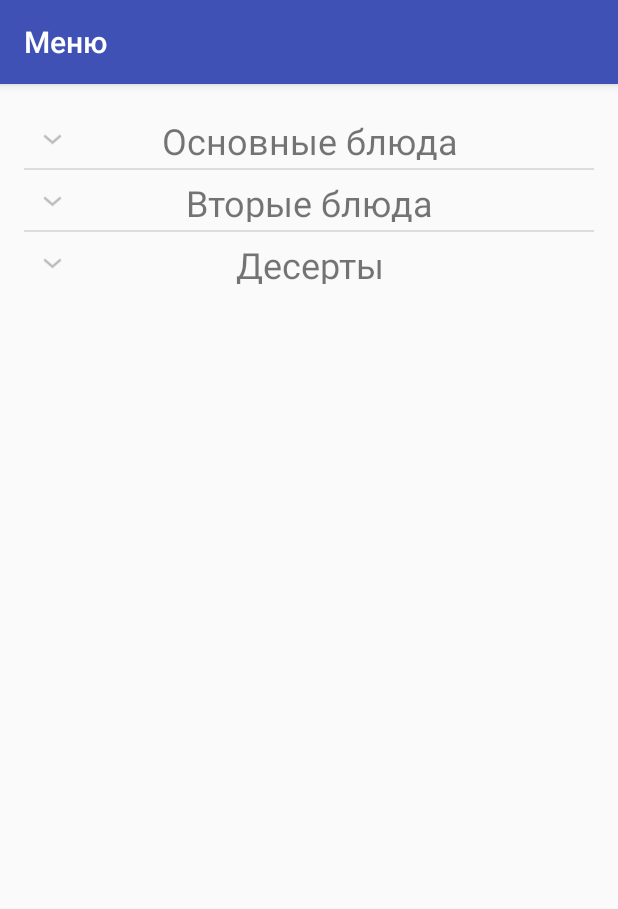
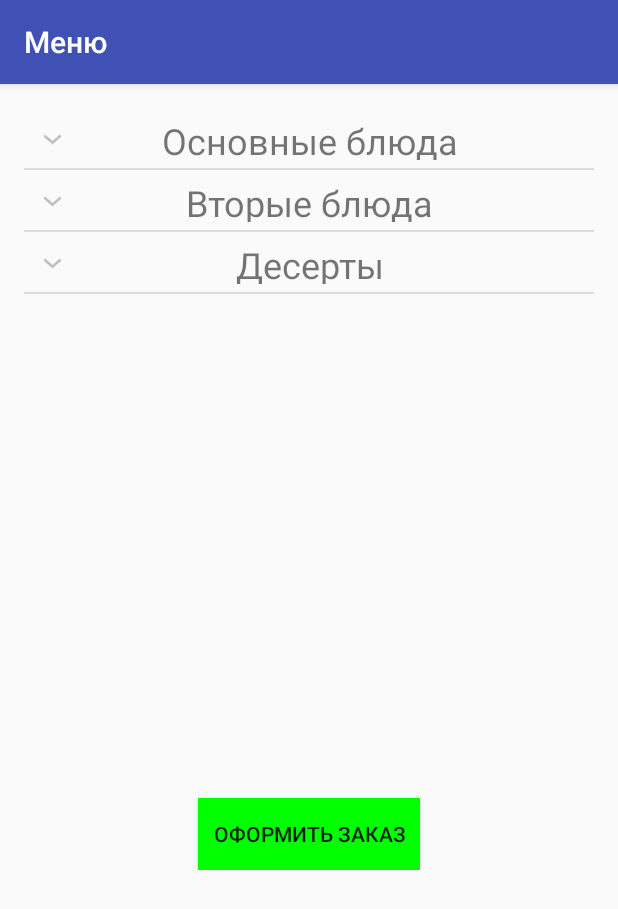
Before and after one commit to Sdernal/RestoSam, an Android app: the screen it shows after launch (MenuActivity), after a tap on "ПРИМЕР МЕНЮ", on a phone screen of 412 x 824 dp. Shown: the top 909 px of the screen. Run offline under Robolectric (Android 15) with nearby library versions, the phone set to English and light mode, and no system bars; 8 statements that could not run were skipped.

Commit message:
Finished with menu and order

```diff
--- a/RestoSam/app/src/main/AndroidManifest.xml
+++ b/RestoSam/app/src/main/AndroidManifest.xml
@@ -16,7 +16,7 @@
             </intent-filter>
         </activity>
         <activity android:name=".SecondActivity" />
-        <activity android:name=".MenuActivity" />
+        <activity android:name=".Menu.MenuActivity" />
         <activity
             android:name=".RestaurantActivity"
             android:label="@string/title_activity_restaurant"
@@ -26,6 +26,7 @@
                 android:name="android.support.PARENT_ACTIVITY"
                 android:value="com.example.sdern_000.restosam.MainActivity" />
         </activity>
+        <activity android:name=".Order.OrderActivity"></activity>
     </application>
 
 </manifest>
--- a/RestoSam/app/src/main/java/com/example/sdern_000/restosam/MainActivity.java
+++ b/RestoSam/app/src/main/java/com/example/sdern_000/restosam/MainActivity.java
@@ -1,15 +1,13 @@
 package com.example.sdern_000.restosam;
 
 import android.content.Intent;
-import android.graphics.Color;
-import android.support.v4.app.FragmentActivity;
 import android.support.v7.app.AppCompatActivity;
 import android.os.Bundle;
 import android.view.View;
 import android.widget.Button;
-import android.widget.EditText;
 import android.view.View.OnClickListener;
-import android.widget.ImageView;
+
+import com.example.sdern_000.restosam.Menu.MenuActivity;
 
 public class MainActivity extends AppCompatActivity implements OnClickListener {
     public final static String EXTRA_MESSAGE = "com.example.myfirstapp.MESSAGE";
--- a/RestoSam/app/src/main/java/com/example/sdern_000/restosam/Menu.java
+++ b/RestoSam/app/src/main/java/com/example/sdern_000/restosam/Menu/Menu.java
@@ -1,4 +1,6 @@
-package com.example.sdern_000.restosam;
+package com.example.sdern_000.restosam.Menu;
+
+import com.example.sdern_000.restosam.Dish;
 
 import java.util.ArrayList;
 import java.util.HashMap;
@@ -61,4 +63,7 @@ public class Menu {
         return childData;
     }
 
+    public Dish GetDish(String name) {
+        return dishMap.get(name);
+    }
 }
--- /dev/null
+++ b/RestoSam/app/src/main/java/com/example/sdern_000/restosam/Menu/MenuActivity.java
@@ -0,0 +1,127 @@
+package com.example.sdern_000.restosam.Menu;
+
+
+import android.app.Dialog;
+import android.content.DialogInterface;
+import android.content.Intent;
+import android.support.v7.app.AlertDialog;
+import android.support.v7.app.AppCompatActivity;
+import android.os.Bundle;
+
+import java.util.ArrayList;
+import java.util.HashMap;
+
+import android.view.View;
+import android.widget.Button;
+import android.widget.ExpandableListView;
+import android.widget.ImageView;
+import android.widget.LinearLayout;
+import android.widget.TextView;
+import android.widget.Toast;
+
+import com.example.sdern_000.restosam.ExpListAdapter;
+import com.example.sdern_000.restosam.Order.Order;
+import com.example.sdern_000.restosam.Order.OrderActivity;
+import com.example.sdern_000.restosam.R;
+
+
+public class MenuActivity extends AppCompatActivity {
+
+    ExpandableListView elvMain;
+    MenuAdapterHelper ah;
+    ExpListAdapter adapter;
+    int btn;
+    LinearLayout view;
+    TextView tvCount;
+    ArrayList<Object> attr;
+    Order order;
+    final int DIALOG = 1;
+    /** Called when the activity is first created. */
+    public void onCreate(Bundle savedInstanceState) {
+        super.onCreate(savedInstanceState);
+        setTitle(R.string.menu_header);
+        setContentView(R.layout.activity_menu);
+        order = new Order();
+        ah = new MenuAdapterHelper(this);
+        adapter = ah.getAdapter();
+
+        elvMain = (ExpandableListView) findViewById(R.id.elvMain);
+        elvMain.setAdapter(adapter);
+
+        elvMain.setOnChildClickListener(new ExpandableListView.OnChildClickListener() {
+            @Override
+            public boolean onChildClick(ExpandableListView parent, View v, int groupPosition, int childPosition, long id) {
+                attr = ah.getChildText(groupPosition,childPosition);
+                btn = v.getId();
+                showDialog(DIALOG);
+                return false;
+            }
+        });
+
+        Button orderButton = (Button)findViewById(R.id.order_button);
+
+        View.OnClickListener btlistener = new View.OnClickListener() {
+            @Override
+            public void onClick(View v) {
+                Order.orderMap = new HashMap<String, Order>();
+                Order.orderMap.put("Order", order);
+                Intent OrderIntent = new Intent(MenuActivity.this, OrderActivity.class);
+                OrderIntent.putExtra("order", "Order");
+                startActivity(OrderIntent);
+            }
+        };
+
+        orderButton.setOnClickListener(btlistener);
+    }
+
+    @Override
+    protected Dialog onCreateDialog(int id) {
+        AlertDialog.Builder adb = new AlertDialog.Builder(this);
+
+        view = (LinearLayout) getLayoutInflater()
+                .inflate(R.layout.dialog_item, null);
+
+        adb.setView(view);
+
+        TextView dialogName = (TextView) view.findViewById(R.id.dialogName);
+        dialogName.setText((String)attr.get(0));
+
+        TextView dialogPrice = (TextView) view.findViewById(R.id.dialogPrice);
+        dialogPrice.setText((String)attr.get(1));
+
+        ImageView dialogPicture = (ImageView) view.findViewById(R.id.dialogPicture);
+        dialogPicture.setImageResource((Integer)attr.get(2));
+        adb.setPositiveButton("Добавить в заказ", myClickListener);
+        adb.setNegativeButton("Закрыть",myClickListener);
+        return adb.create();
+    }
+
+    DialogInterface.OnClickListener myClickListener = new DialogInterface.OnClickListener() {
+        public void onClick(DialogInterface dialog, int which) {
+            switch (which) {
+                // положительная кнопка
+                case Dialog.BUTTON_POSITIVE:
+                    order.AddDish(ah.GetDish((String)attr.get(0)));
+                    Toast.makeText(getApplicationContext(), "Блюдо " + attr.get(0).toString() + " добавлено в заказ", Toast.LENGTH_SHORT).show();
+                    break;
+                case Dialog.BUTTON_NEGATIVE:
+                    break;
+
+            }
+        }
+    };
+    @Override
+    protected void onPrepareDialog(int id, Dialog dialog) {
+        super.onPrepareDialog(id, dialog);
+        if (id == DIALOG) {
+            TextView dialogName = (TextView) dialog.getWindow().findViewById(R.id.dialogName);
+            dialogName.setText((String)attr.get(0));
+
+            TextView dialogPrice = (TextView)  dialog.getWindow().findViewById(R.id.dialogPrice);
+            dialogPrice.setText((String)attr.get(1));
+
+            ImageView dialogPicture = (ImageView) dialog.getWindow().findViewById(R.id.dialogPicture);
+            dialogPicture.setImageResource((Integer)attr.get(2));
+        }
+    }
+}
--- a/RestoSam/app/src/main/java/com/example/sdern_000/restosam/MenuActivity.java
+++ b/RestoSam/app/src/main/java/com/example/sdern_000/restosam/Menu/MenuAdapterHelper.java
@@ -1,21 +1,16 @@
-package com.example.sdern_000.restosam;
+package com.example.sdern_000.restosam.Menu;
 
-import android.content.Intent;
-import android.support.v7.app.AppCompatActivity;
-import android.os.Bundle;
-import android.view.ViewGroup;
+import android.content.Context;
+
+import com.example.sdern_000.restosam.Dish;
+import com.example.sdern_000.restosam.ExpListAdapter;
+import com.example.sdern_000.restosam.Menu.Menu;
+import com.example.sdern_000.restosam.R;
 
 import java.util.ArrayList;
-import java.util.HashMap;
 import java.util.Map;
 
-import android.app.Activity;
-import android.os.Bundle;
-import android.widget.ExpandableListView;
-import android.widget.SimpleExpandableListAdapter;
-
-public class MenuActivity extends AppCompatActivity {
-
+public class MenuAdapterHelper {
     final String GROUP_NAME = "groupName";
     final String DISH_NAME = "dishName";
     final String DISH_PRICE = "dishPrice";
@@ -37,15 +32,16 @@ public class MenuActivity extends AppCompatActivity {
     ArrayList<Map<String, String>> groupData;
     ArrayList<ArrayList<Map<String, Object>>> childData;
 
-    ExpandableListView elvMain;
+    Context ctx;
+    Menu menu;
+    MenuAdapterHelper(Context _ctx) {
+        ctx = _ctx;
+    }
 
-    /** Called when the activity is first created. */
-    public void onCreate(Bundle savedInstanceState) {
-        super.onCreate(savedInstanceState);
-        setTitle(R.string.menu_header);
-        setContentView(R.layout.activity_menu);
+    ExpListAdapter adapter;
 
-        Menu menu = new Menu(groups);
+    ExpListAdapter getAdapter() {
+        menu = new Menu(groups);
         for (int i = 0 ; i < FirstDishes.length; i++) {
             Dish dish = new Dish(FirstDishes[i], FirstDishesPrices[i], FirstDishesPictures[i] );
             menu.AddDish("Основные блюда", dish);
@@ -66,8 +62,8 @@ public class MenuActivity extends AppCompatActivity {
         String childFrom[] = new String[] {DISH_NAME, DISH_PRICE, DISH_PICT};
         int childTo[] = new int[] {R.id.dishName, R.id.dishPrice, R.id.dishPicture};
 
-        ExpListAdapter adapter = new ExpListAdapter(
-                this,
+        adapter = new ExpListAdapter(
+                ctx,
                 groupData,
                 R.layout.menu_group_layout,
                 groupFrom,
@@ -77,7 +73,26 @@ public class MenuActivity extends AppCompatActivity {
                 childFrom,
                 childTo);
 
-        elvMain = (ExpandableListView) findViewById(R.id.elvMain);
-        elvMain.setAdapter(adapter);
+        return adapter;
+    }
+
+    String getGroupText(int groupPos) {
+        return ((Map<String,String>)(adapter.getGroup(groupPos))).get(GROUP_NAME);
+    }
+
+    ArrayList<Object> getChildText(int groupPos, int childPos) {
+        ArrayList<Object> attr = new ArrayList<Object>();
+        attr.add(((Map<String,String>)(adapter.getChild(groupPos, childPos))).get(DISH_NAME));
+        attr.add(((Map<String,String>)(adapter.getChild(groupPos, childPos))).get(DISH_PRICE));
+        attr.add(((Map<String,String>)(adapter.getChild(groupPos, childPos))).get(DISH_PICT));
+        return attr;
+    }
+
+    String getGroupChildText(int groupPos, int childPos) {
+        return getGroupText(groupPos) + " " +  getChildText(groupPos, childPos);
+    }
+
+    public Dish GetDish(String name) {
+        return menu.GetDish(name);
     }
 }
--- /dev/null
+++ b/RestoSam/app/src/main/java/com/example/sdern_000/restosam/Order/Order.java
@@ -0,0 +1,37 @@
+package com.example.sdern_000.restosam.Order;
+
+import com.example.sdern_000.restosam.Dish;
+
+import java.util.ArrayList;
+import java.util.HashMap;
+import java.util.Map;
+
+/**
+ * Created by Sdern_000 on 03.12.2016.
+ */
+
+public class Order {
+
+    public static Map<String, Order> orderMap;
+
+    Map<String,Dish> dishes;
+    public Order() {
+        dishes = new HashMap<String,Dish>();
+    }
+
+    public void AddDish(Dish dish) {
+        dishes.put(dish.GetName(),dish);
+    }
+
+    public  Map<String,Dish> GetDishes() {
+        return  dishes;
+    }
+
+    public void RemoveDish(String name) {
+        dishes.remove(name);
+    }
+
+    public void Clear() {
+        dishes.clear();
+    }
+}
--- a/RestoSam/app/src/main/java/com/example/sdern_000/restosam/SecondActivity.java
+++ b/RestoSam/app/src/main/java/com/example/sdern_000/restosam/SecondActivity.java
@@ -8,6 +8,8 @@ import android.view.View;
 import android.widget.Button;
 import android.widget.TextView;
 import android.view.View.OnClickListener;
+
+import com.example.sdern_000.restosam.Menu.MenuActivity;
 
 public class SecondActivity extends AppCompatActivity {
 
--- a/RestoSam/app/src/main/res/layout/activity_menu.xml
+++ b/RestoSam/app/src/main/res/layout/activity_menu.xml
@@ -1,5 +1,6 @@
 <?xml version="1.0" encoding="utf-8"?>
-<RelativeLayout xmlns:android="http://schemas.android.com/apk/res/android"
+
+<LinearLayout xmlns:android="http://schemas.android.com/apk/res/android"
     xmlns:tools="http://schemas.android.com/tools"
     android:id="@+id/activity_menu"
     android:layout_width="match_parent"
@@ -8,14 +9,37 @@
     android:paddingLeft="@dimen/activity_horizontal_margin"
     android:paddingRight="@dimen/activity_horizontal_margin"
     android:paddingTop="@dimen/activity_vertical_margin"
-    tools:context="com.example.sdern_000.restosam.MenuActivity">
+    android:orientation="vertical"
+    tools:context="com.example.sdern_000.restosam.Menu.MenuActivity">
 
-    <ExpandableListView
-        android:id="@+id/elvMain"
+    <ScrollView
         android:layout_width="match_parent"
-        android:layout_height="wrap_content"
-        android:layout_alignParentTop="true"
-        android:layout_alignParentLeft="true"
-        android:layout_alignParentStart="true">
-    </ExpandableListView>
-</RelativeLayout>
+        android:layout_height="wrap_content">
+        <LinearLayout
+            android:layout_width="match_parent"
+            android:layout_height="match_parent"
+            android:orientation="vertical"
+            android:weightSum="1">
+            <ExpandableListView
+                android:id="@+id/elvMain"
+                android:layout_width="match_parent"
+                android:layout_weight="4.60"
+                android:layout_height="450dp">
+            </ExpandableListView>
+
+                <Button
+                    android:id = "@+id/order_button"
+                    android:layout_width="wrap_content"
+                    android:layout_height="wrap_content"
+                    android:text="Оформить заказ"
+                    android:background="@color/buttonColor"
+                    android:layout_marginLeft="10dp"
+                    android:layout_marginRight="10dp"
+                    android:layout_marginTop="10dp"
+                    android:layout_gravity="center_horizontal"
+                    android:paddingRight="10dp"
+                    android:paddingLeft="10dp"
+                    />
+        </LinearLayout>
+    </ScrollView>
+</LinearLayout>
```
Also changed, not shown: RestoSam/app/src/main/java/com/example/sdern_000/restosam/Order/OrderActivity.java (added, +180 -0 lines), RestoSam/app/src/main/java/com/example/sdern_000/restosam/Order/OrderListAdapter.java (added, +44 -0 lines), RestoSam/app/src/main/res/layout/activity_order.xml (added, +47 -0 lines), RestoSam/app/src/main/res/layout/dialog_item.xml (added, +34 -0 lines), RestoSam/app/src/main/res/layout/dialog_order.xml (added, +17 -0 lines), RestoSam/app/src/main/res/layout/order_item_layout.xml (added, +41 -0 lines).
